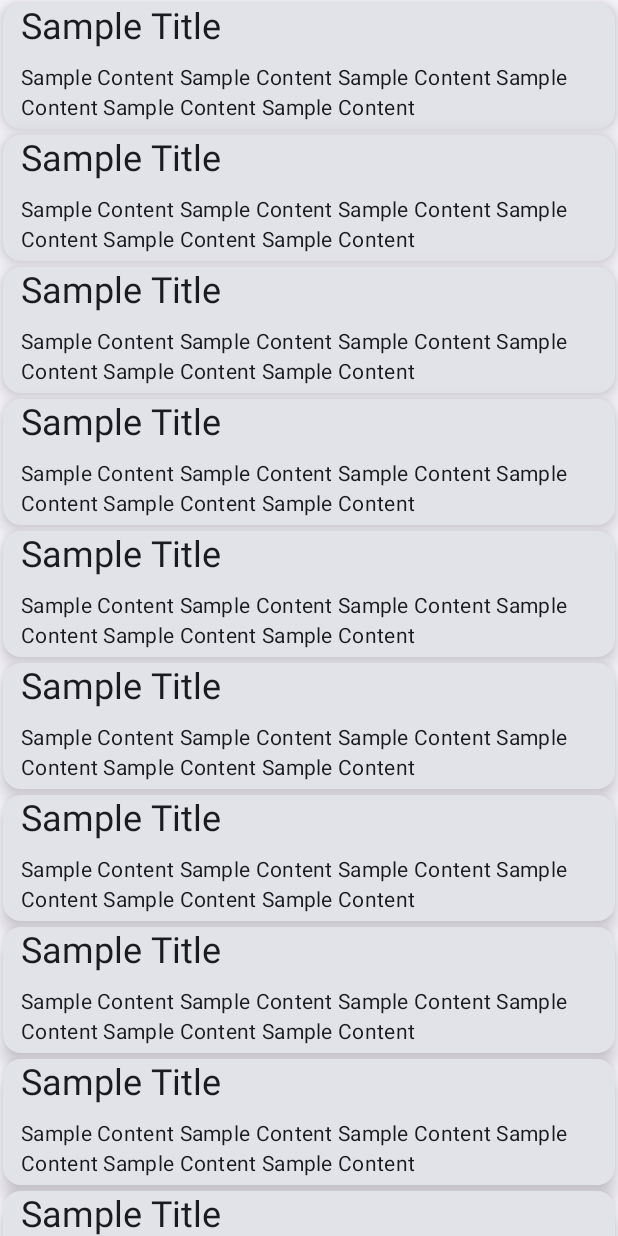
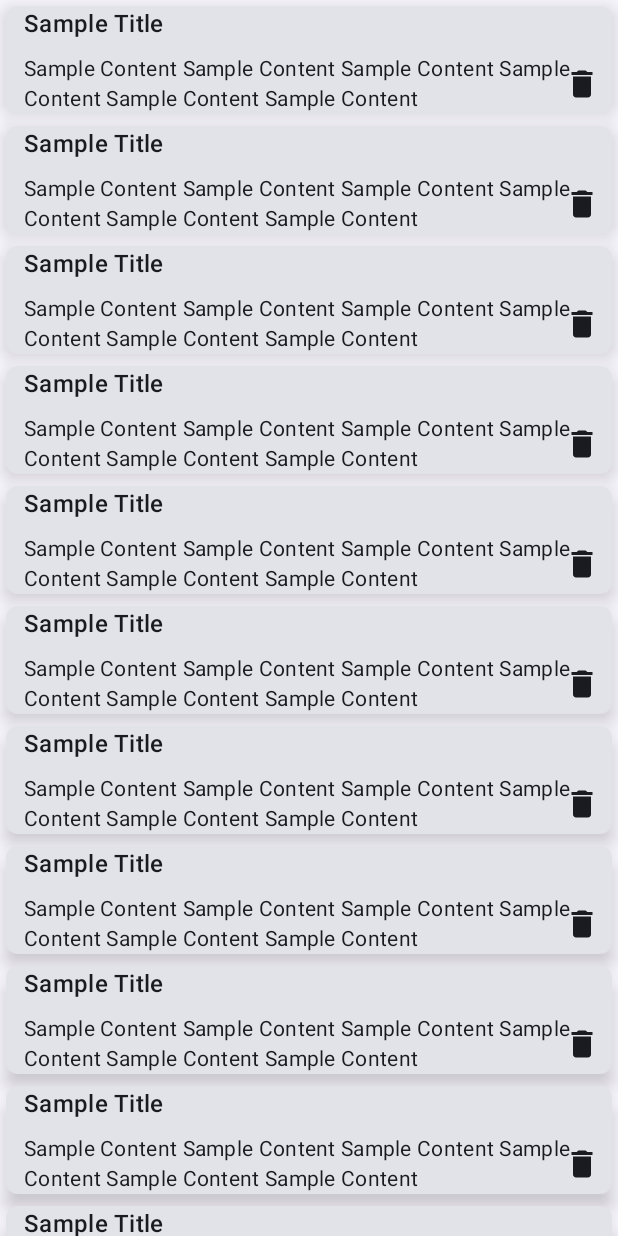
Before and after one commit to MichaelGift/TDD-Note-App, an Android app built with Jetpack Compose: the @Preview function PreviewNoteItem, on a phone screen of 412 x 824 dp. Run offline under Robolectric (Android 15) with nearby library versions, the phone set to English and light mode, and no system bars; our stand-ins replace Room's generated code.

Commit message:
Finalize note item composable

```diff
--- a/app/src/main/java/com/myth/tdd_note_app/presentation/notes_list/components/NoteItem.kt
+++ b/app/src/main/java/com/myth/tdd_note_app/presentation/notes_list/components/NoteItem.kt
@@ -14,12 +14,17 @@ import androidx.compose.foundation.layout.width
 import androidx.compose.foundation.lazy.LazyColumn
 import androidx.compose.foundation.lazy.items
 import androidx.compose.foundation.shape.RoundedCornerShape
+import androidx.compose.material.icons.Icons
+import androidx.compose.material.icons.filled.Delete
 import androidx.compose.material3.Card
 import androidx.compose.material3.CardDefaults
+import androidx.compose.material3.Icon
+import androidx.compose.material3.IconButton
 import androidx.compose.material3.MaterialTheme
 import androidx.compose.material3.Surface
 import androidx.compose.material3.Text
 import androidx.compose.runtime.Composable
+import androidx.compose.ui.Alignment
 import androidx.compose.ui.Modifier
 import androidx.compose.ui.graphics.Color
 import androidx.compose.ui.text.style.TextOverflow
@@ -31,12 +36,14 @@ import com.myth.tdd_note_app.ui.theme.TDDNoteAppTheme
 @Composable
 fun NoteItem(
     note: Note,
+    modifier: Modifier = Modifier,
     onDeleteClick: () -> Unit
 ) {
+    Box(modifier = modifier) {
         Card(
             elevation = CardDefaults.cardElevation(8.dp),
-        modifier = Modifier.padding(all = 2.dp),
-        shape = RoundedCornerShape(12.dp),
+            modifier = Modifier.padding(all = 4.dp),
+            shape = RoundedCornerShape(8.dp),
         ) {
             Row(modifier = Modifier.fillMaxWidth()) {
                 Box(
@@ -55,7 +62,7 @@ fun NoteItem(
                     ) {
                         Text(
                             text = note.title,
-                        style = MaterialTheme.typography.headlineSmall,
+                            style = MaterialTheme.typography.titleMedium,
                             maxLines = 1,
                             overflow = TextOverflow.Ellipsis
                         )
@@ -65,11 +72,20 @@ fun NoteItem(
                     Text(
                         text = note.content,
                         style = MaterialTheme.typography.bodyMedium,
-                    maxLines = 3,
+                        maxLines = 8,
                         overflow = TextOverflow.Ellipsis
                     )
-                Spacer(modifier = Modifier.height(4.dp))
                 }
+            }
+        }
+        IconButton(
+            onClick = onDeleteClick,
+            modifier = Modifier.align(Alignment.BottomEnd)
+        ) {
+            Icon(
+                imageVector = Icons.Default.Delete,
+                contentDescription = "Delete Note"
+            )
         }
     }
 }
@@ -88,7 +104,7 @@ fun PreviewNoteItem() {
         Surface {
             LazyColumn {
                 items(notes) { note ->
-                    NoteItem(note = note) {}
+                    NoteItem(note = note, Modifier) {}
                 }
             }
         }
```
Lines whose indentation alone changed are shown as unchanged.
